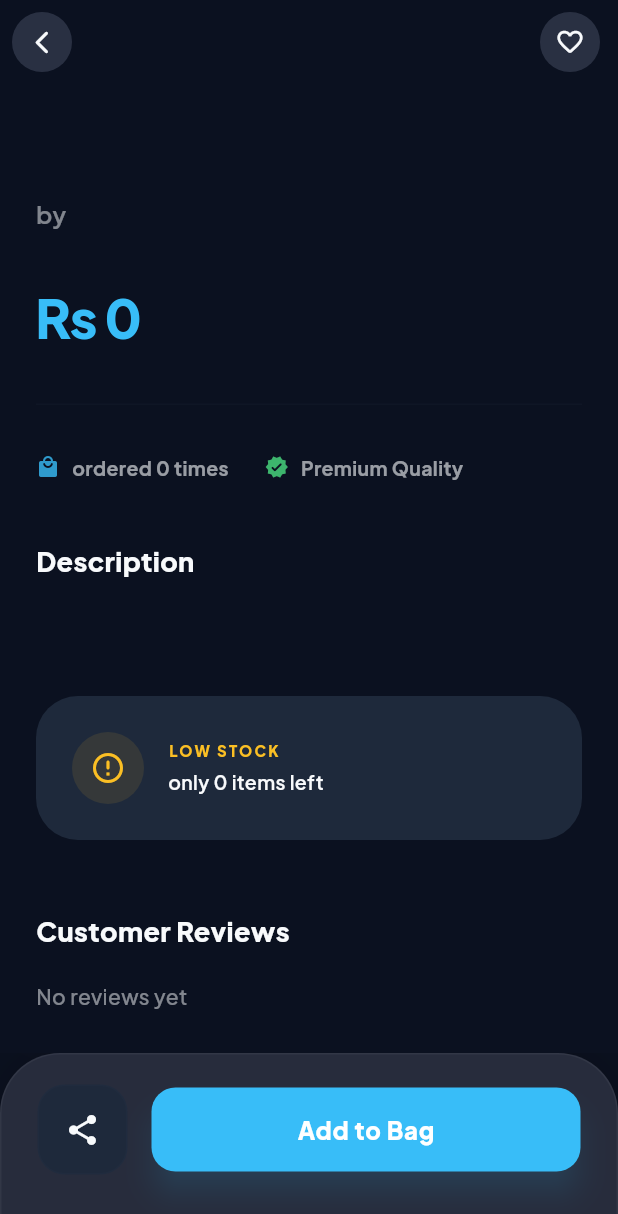
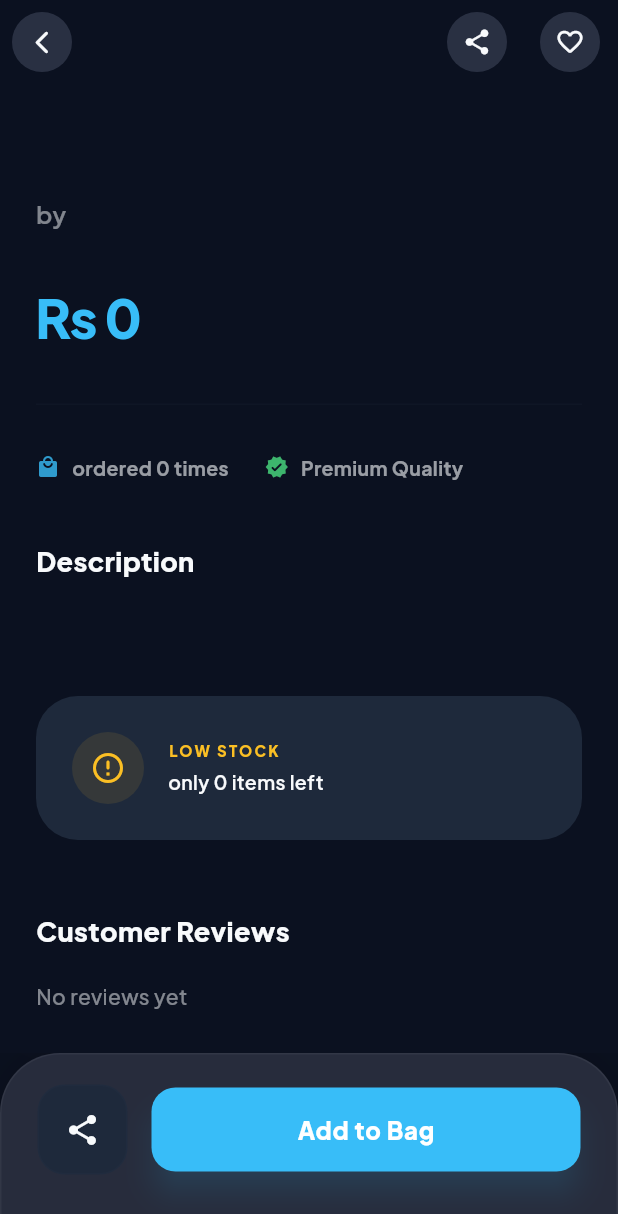
Before and after one commit to awaist618/Zen_mart_pro, a Flutter app: the ProductDetailsScreen screen opened directly with empty values, scrolled down 425 dp, after a tap on the "share" icon, on a phone screen of 412 x 824 dp. Shown: the top 1214 px of the screen. Run offline on Flutter 3.47's test engine with Material 3 defaults, Android fonts, the phone set to English and light mode, and no system bars; our stand-ins replace audioplayers, cloud_firestore, connectivity_plus, emoji_picker_flutter, file_picker, firebase_auth and 17 more; missing offline and left inert: mailer, record; accounts and stored records are empty.

Commit message:
feat: implement product deep linking and sharing functionality

```diff
--- a/lib/features/customer/product_details_screen.dart
+++ b/lib/features/customer/product_details_screen.dart
@@ -3,6 +3,7 @@ import 'package:flutter/material.dart';
 import 'package:flutter_riverpod/flutter_riverpod.dart';
 import 'package:go_router/go_router.dart';
 import 'package:intl/intl.dart';
+import 'package:share_plus/share_plus.dart';
 import '../../core/providers.dart';
 import '../../core/localization.dart';
 import '../../models/product_model.dart';
@@ -143,6 +144,14 @@ class ProductDetailsScreen extends ConsumerWidget {
     );
   }
 
+  void _shareProduct() {
+    final link = 'https://zenmartpro.app/product/${product.id}';
+    Share.share(
+      'Check out this ${product.name} on Zen Mart Pro!\n\nBuy it here: $link',
+      subject: 'Great deal on Zen Mart Pro!',
+    );
+  }
+
   Widget _buildModernAppBar(BuildContext context, WidgetRef ref, bool isWishlisted) {
     final theme = Theme.of(context);
     final colorScheme = theme.colorScheme;
@@ -165,6 +174,11 @@ class ProductDetailsScreen extends ConsumerWidget {
         ),
       ),
       actions: [
+        _CircleActionBtn(
+          icon: Icons.share_rounded,
+          onTap: _shareProduct,
+        ),
+        const SizedBox(width: 12),
         _CircleActionBtn(
           icon: isWishlisted ? Icons.favorite_rounded : Icons.favorite_border_rounded,
           color: isWishlisted ? Colors.redAccent : null,
--- a/pubspec.yaml
+++ b/pubspec.yaml
@@ -63,6 +63,7 @@ dependencies:
   connectivity_plus: ^6.1.1
   hive: ^2.2.3
   hive_flutter: ^1.1.0
+  share_plus: ^10.1.0
 
 dev_dependencies:
   flutter_test:
```
Also changed, not shown: lib/routes/app_router.dart (+18 -0 lines).
